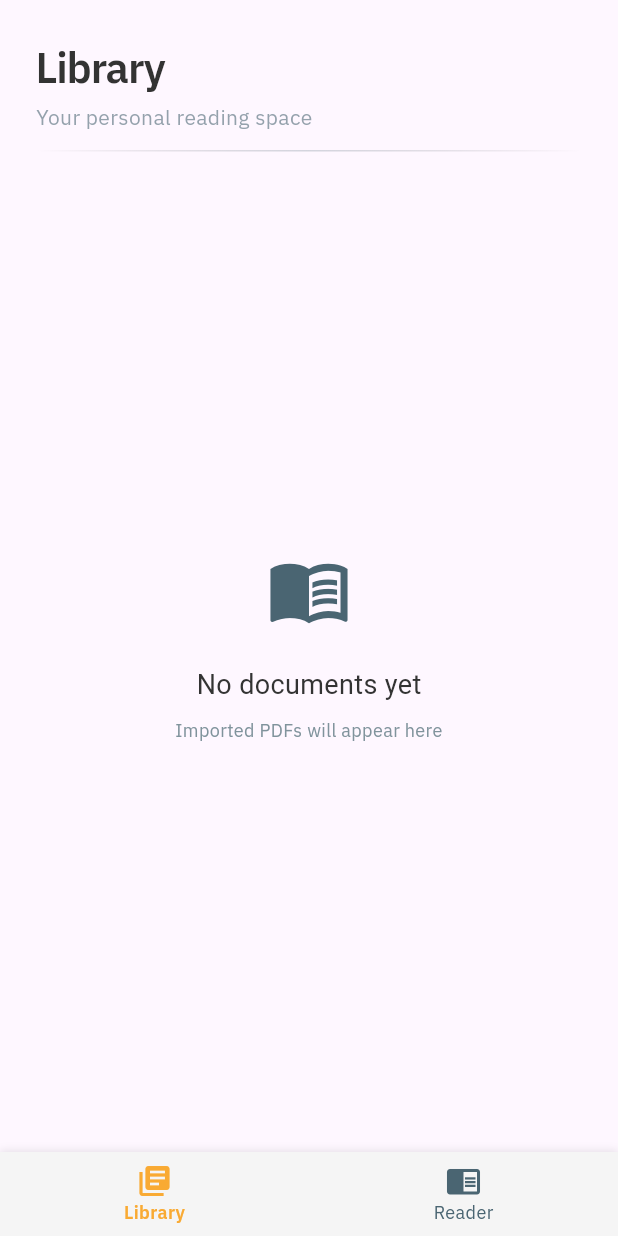
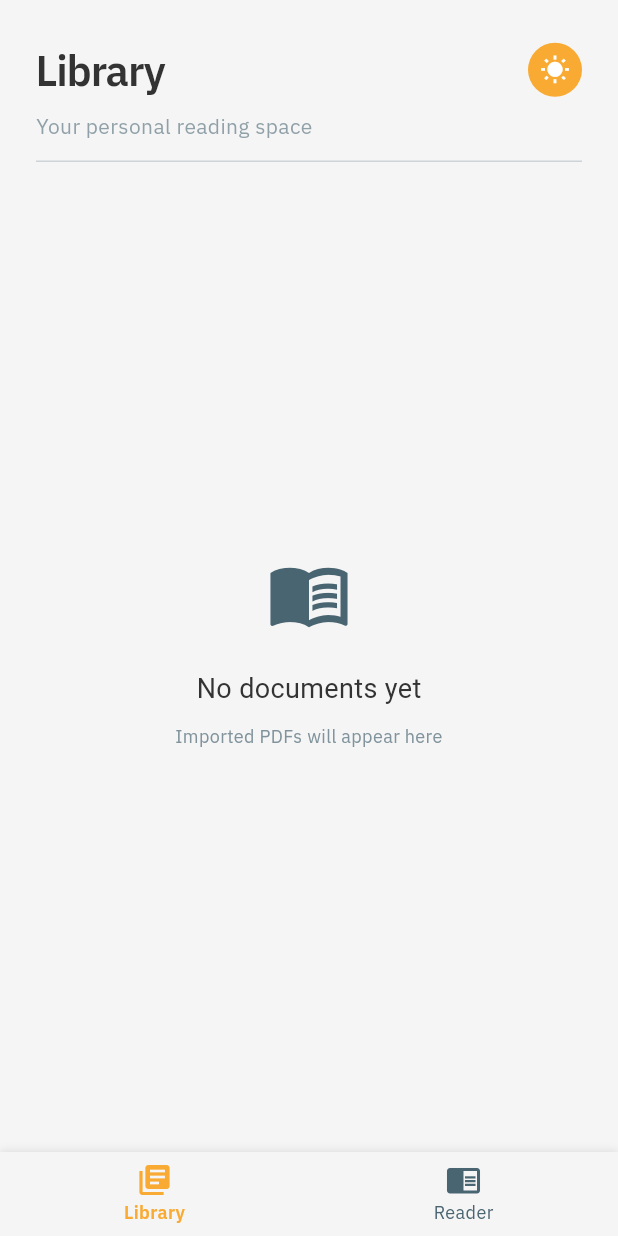
Before and after one commit to AntonKochurka/liremoi, a Flutter app: the screen it shows after launch, on a phone screen of 412 x 824 dp. Run offline on Flutter 3.47's test engine with Material 3 defaults, Android fonts, the phone set to English and light mode, and no system bars; our stand-ins replace bloc, drift, equatable, flutter_bloc, get_it; accounts and stored records are empty; generated files the repository leaves out were written again; Roboto replaces fonts that are missing (Literata).

Commit message:
FIX-CHANGE: The theme system was tranformed into cubit based system

```diff
--- a/lib/app/app.dart
+++ b/lib/app/app.dart
@@ -1,21 +1,27 @@
 import 'package:flutter/material.dart';
 import 'package:flutter_bloc/flutter_bloc.dart';
-
+import 'package:liremoi/core/theme/cubit.dart';
+import 'package:liremoi/core/theme/style.dart';
+import 'router/router_cubit.dart';
 import 'router/router_view.dart';
-import 'router/router_cubit.dart';
 
 class App extends StatelessWidget {
   const App({super.key});
 
   @override
   Widget build(BuildContext context) {
-    return MaterialApp(
-      debugShowCheckedModeBanner: false,
-      home: BlocBuilder<RouterCubit, RouterState>(
-        builder: (context, state) {
-          return RouterView(state: state);
-        },
-      ),
+    return BlocBuilder<ThemeCubit, ThemeMode>(
+      builder: (context, themeMode) {
+        return MaterialApp(
+          debugShowCheckedModeBanner: false,
+          themeMode: themeMode,
+          theme: AppTheme.lightTheme,
+          darkTheme: AppTheme.darkTheme,
+          home: BlocBuilder<RouterCubit, RouterState>(
+            builder: (context, state) => RouterView(state: state),
+          ),
+        );
+      },
     );
   }
 }
--- a/lib/core/di.dart
+++ b/lib/core/di.dart
@@ -1,5 +1,8 @@
 import 'package:get_it/get_it.dart';
+import 'package:liremoi/core/database.dart';
 
 final sl = GetIt.instance;
 
-void initDI() {}
+void initDI() {
+  sl.registerLazySingleton<AppDatabase>(() => AppDatabase());
+}
--- /dev/null
+++ b/lib/core/theme/cubit.dart
@@ -0,0 +1,10 @@
+import 'package:flutter/material.dart';
+import 'package:flutter_bloc/flutter_bloc.dart';
+
+class ThemeCubit extends Cubit<ThemeMode> {
+  ThemeCubit() : super(ThemeMode.light);
+
+  void toggle() {
+    emit(state == ThemeMode.light ? ThemeMode.dark : ThemeMode.light);
+  }
+}
--- a/lib/features/library/view/page.dart
+++ b/lib/features/library/view/page.dart
@@ -1,5 +1,5 @@
 import 'package:flutter/material.dart';
-import 'package:liremoi/core/style.dart';
+import 'package:liremoi/core/theme/style.dart';
 import 'package:liremoi/shared/widget/header.dart';
 
 class LibraryPage extends StatelessWidget {
--- a/lib/features/reader/view/page.dart
+++ b/lib/features/reader/view/page.dart
@@ -1,5 +1,5 @@
 import 'package:flutter/material.dart';
-import 'package:liremoi/core/style.dart';
+import 'package:liremoi/core/theme/style.dart';
 import 'package:liremoi/shared/widget/header.dart';
 
 class ReaderPage extends StatefulWidget {
--- a/lib/main.dart
+++ b/lib/main.dart
@@ -1,5 +1,6 @@
 import 'package:flutter/material.dart';
 import 'package:flutter_bloc/flutter_bloc.dart';
+import 'package:liremoi/core/theme/cubit.dart';
 
 import 'app/app.dart';
 import 'app/router/router_cubit.dart';
@@ -7,12 +8,14 @@
 
 void main() {
   WidgetsFlutterBinding.ensureInitialized();
-
   initDI();
 
   runApp(
     MultiBlocProvider(
-      providers: [BlocProvider<RouterCubit>(create: (_) => RouterCubit())],
+      providers: [
+        BlocProvider<ThemeCubit>(create: (_) => ThemeCubit()),
+        BlocProvider<RouterCubit>(create: (_) => RouterCubit()),
+      ],
       child: const App(),
     ),
   );
--- a/lib/shared/widget/header.dart
+++ b/lib/shared/widget/header.dart
@@ -1,5 +1,7 @@
 import 'package:flutter/material.dart';
-import 'package:liremoi/core/style.dart';
+import 'package:flutter_bloc/flutter_bloc.dart';
+import 'package:liremoi/core/theme/cubit.dart';
+import 'package:liremoi/core/theme/style.dart';
 
 class AppHeader extends StatelessWidget {
   final String title;
@@ -9,7 +11,6 @@ class AppHeader extends StatelessWidget {
   final Color? iconColor;
   final bool withDivider;
   final EdgeInsetsGeometry padding;
-  final VoidCallback? onThemeToggle;
 
   const AppHeader({
     super.key,
@@ -19,13 +20,14 @@ class AppHeader extends StatelessWidget {
     this.icon,
     this.iconColor,
     this.withDivider = true,
-    this.padding = const EdgeInsets.symmetric(vertical: 8.0, horizontal: 4),
-    this.onThemeToggle,
+    this.padding = const EdgeInsets.symmetric(vertical: 8, horizontal: 4),
   });
 
   @override
   Widget build(BuildContext context) {
-    final isDark = Theme.of(context).brightness == Brightness.dark;
+    final themeCubit = context.watch<ThemeCubit>();
+    final isDark = themeCubit.state == ThemeMode.dark;
+
     final titleStyle = isDark
         ? AppTypography.darkTitleLarge.copyWith(
             fontWeight: FontWeight.w600,
@@ -52,14 +54,6 @@ class AppHeader extends StatelessWidget {
             : CrossAxisAlignment.start,
         children: [
           Row(
-            mainAxisAlignment: center
-                ? MainAxisAlignment.center
-                : MainAxisAlignment.spaceBetween,
-            children: [
-              Row(
-                mainAxisAlignment: center
-                    ? MainAxisAlignment.center
-                    : MainAxisAlignment.start,
             children: [
               if (icon != null) ...[
                 Container(
@@ -84,134 +78,48 @@ class AppHeader extends StatelessWidget {
                 ),
                 const SizedBox(width: 12),
               ],
-                  Flexible(
+              Expanded(
                 child: Text(
                   title,
                   style: titleStyle,
                   textAlign: center ? TextAlign.center : TextAlign.start,
                 ),
               ),
-                ],
-              ),
-              if (onThemeToggle != null && !center) ...[
-                AnimatedContainer(
-                  duration: const Duration(milliseconds: 300),
-                  width: 60,
-                  height: 32,
-                  decoration: BoxDecoration(
-                    borderRadius: BorderRadius.circular(16),
-                    gradient: LinearGradient(
-                      colors: isDark
-                          ? [Color(0xFF2D2D2D), Color(0xFF404040)]
-                          : [Color(0xFFE5E5E5), Colors.white],
-                      begin: Alignment.topLeft,
-                      end: Alignment.bottomRight,
-                    ),
-                    boxShadow: [
-                      BoxShadow(
-                        color: AppColors.shadow,
-                        blurRadius: 4,
-                        offset: const Offset(0, 2),
-                      ),
-                    ],
-                  ),
-                  child: Stack(
-                    children: [
-                      AnimatedPositioned(
-                        duration: const Duration(milliseconds: 300),
-                        curve: Curves.easeInOut,
-                        left: isDark ? 30 : 2,
-                        top: 2,
-                        child: GestureDetector(
-                          onTap: onThemeToggle,
+              GestureDetector(
+                onTap: () => themeCubit.toggle(),
                 child: Container(
-                            width: 28,
-                            height: 28,
+                  width: 36,
+                  height: 36,
                   decoration: BoxDecoration(
                     shape: BoxShape.circle,
-                              gradient: LinearGradient(
-                                colors: isDark
-                                    ? [Color(0xFF90A4AE), Color(0xFF607D8B)]
-                                    : [
-                                        AppColors.lightHighlight,
-                                        Color(0xFFFFA726),
-                                      ],
-                                begin: Alignment.topLeft,
-                                end: Alignment.bottomRight,
-                              ),
-                              boxShadow: [
-                                BoxShadow(
-                                  color: Colors.black.withOpacity(0.2),
-                                  blurRadius: 4,
-                                  offset: const Offset(0, 2),
-                                ),
-                              ],
+                    color: isDark
+                        ? AppColors.darkHighlight
+                        : AppColors.lightHighlight,
                   ),
                   child: Icon(
                     isDark ? Icons.nightlight_round : Icons.wb_sunny,
-                              size: 16,
+                    size: 20,
                     color: Colors.white,
                   ),
                 ),
               ),
-                      ),
-                      Positioned(
-                        left: 8,
-                        top: 9,
-                        child: Icon(
-                          Icons.wb_sunny,
-                          size: 14,
-                          color: isDark
-                              ? AppColors.darkAccent.withAlpha(120)
-                              : AppColors.lightHighlight,
-                        ),
-                      ),
-                      Positioned(
-                        right: 8,
-                        top: 9,
-                        child: Icon(
-                          Icons.nightlight_round,
-                          size: 14,
-                          color: isDark
-                              ? AppColors.darkSecondary
-                              : AppColors.lightAccent.withAlpha(120),
-                        ),
-                      ),
-                    ],
-                  ),
-                ),
-              ],
             ],
           ),
           if (subtitle != null) ...[
             const SizedBox(height: 4),
-            Container(
-              constraints: const BoxConstraints(maxWidth: 500),
-              child: Text(
+            Text(
               subtitle!,
               style: subtitleStyle,
               textAlign: center ? TextAlign.center : TextAlign.start,
-                maxLines: 2,
-                overflow: TextOverflow.ellipsis,
-              ),
             ),
           ],
           if (withDivider) ...[
             const SizedBox(height: 12),
             Container(
               height: 1,
-              decoration: BoxDecoration(
-                gradient: LinearGradient(
-                  colors: [
-                    Colors.transparent,
-                    (isDark
+              color: isDark
                   ? AppColors.darkAccent.withAlpha(60)
-                        : AppColors.lightAccent.withAlpha(60)),
-                    Colors.transparent,
-                  ],
-                  stops: const [0.0, 0.5, 1.0],
-                ),
-              ),
+                  : AppColors.lightAccent.withAlpha(60),
             ),
           ],
         ],
--- a/lib/shared/widget/layout.dart
+++ b/lib/shared/widget/layout.dart
@@ -1,7 +1,7 @@
 import 'package:flutter/material.dart';
 import 'package:flutter_bloc/flutter_bloc.dart';
 import 'package:liremoi/app/router/router_cubit.dart';
-import 'package:liremoi/core/style.dart';
+import 'package:liremoi/core/theme/style.dart';
 
 class AppLayout extends StatelessWidget {
   final Widget child;
```
Also changed, not shown: lib/core/theme/style.dart (renamed from lib/core/style.dart). Lines whose indentation alone changed are shown as unchanged.
